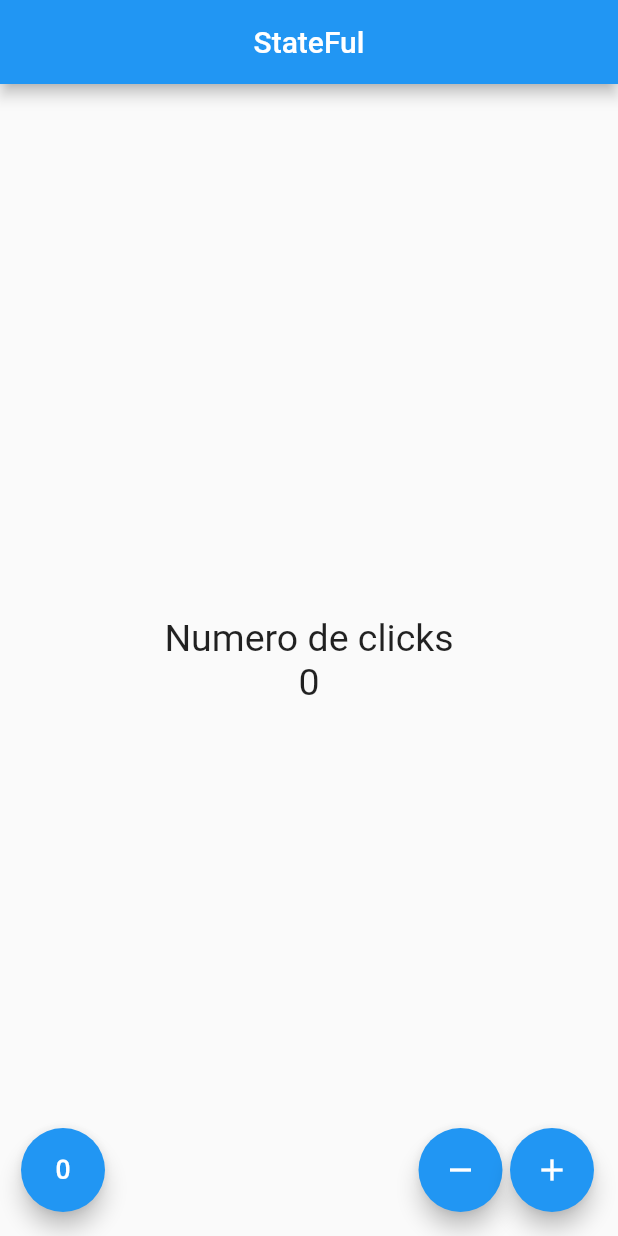
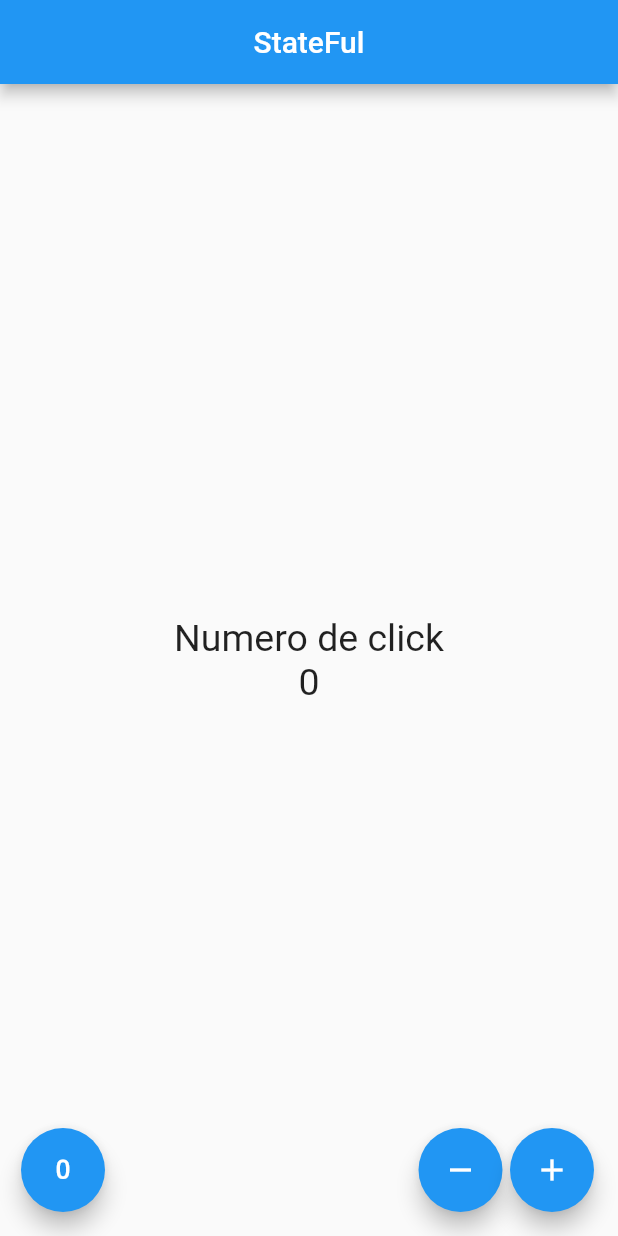
Before and after one commit to marianolop22/flutter-contador, a Flutter app: the screen it shows after launch, on a phone screen of 412 x 824 dp. Run offline on Flutter 3.47's test engine with Material 2 defaults, Android fonts, the phone set to English and light mode, and no system bars.

```diff
--- a/lib/src/pages/contador_page.dart
+++ b/lib/src/pages/contador_page.dart
@@ -27,7 +27,7 @@ class _ContadorPageState extends State<ContadorPage> {
         child: Column(
           mainAxisAlignment: MainAxisAlignment.center,
           children: <Widget>[
-            Text('Numero de clicks',
+            Text('Numero de click',
               style: _customStyle
             ),
             Text( '$_count' ,
```
Also changed, not shown: 4 other files.
